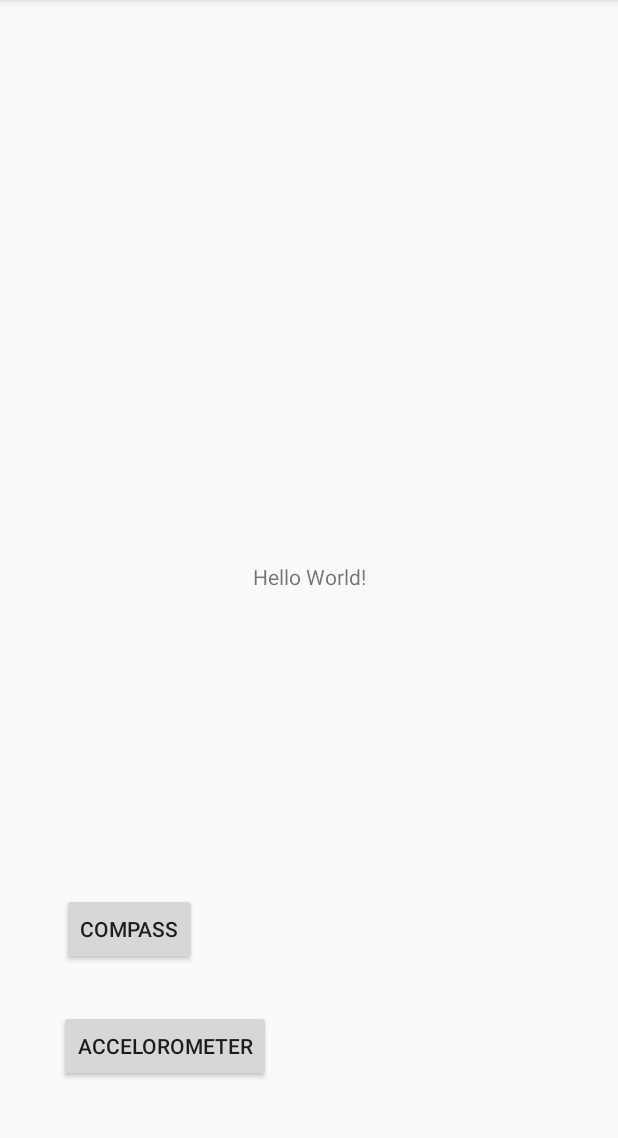
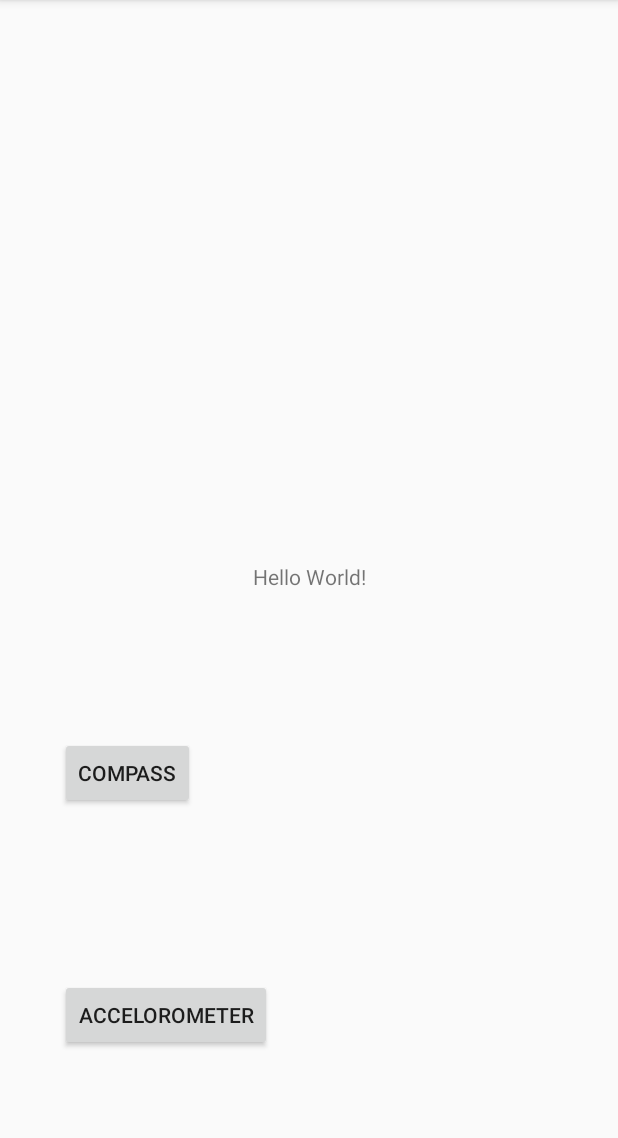
Before and after one commit to elirud/MAMN01_Individuell_Uppgift, an Android app: the screen it shows after launch (MainActivity), on a phone screen of 412 x 824 dp, the part 84-1222 px from its top. Run offline under Robolectric (Android 15) with nearby library versions, the phone set to English and light mode, and no system bars.

```diff
--- a/app/src/main/AndroidManifest.xml
+++ b/app/src/main/AndroidManifest.xml
@@ -10,7 +10,8 @@
         android:supportsRtl="true"
         android:theme="@style/AppTheme">
         <activity android:name=".AccelorometerActivity"></activity>
-        <activity android:name=".CompassActivity" />
+        <activity android:name=".CompassActivity"
+            android:screenOrientation="portrait"/>
         <activity android:name=".MainActivity">
             <intent-filter>
                 <action android:name="android.intent.action.MAIN" />
--- a/app/src/main/res/layout/activity_main.xml
+++ b/app/src/main/res/layout/activity_main.xml
@@ -19,12 +19,12 @@
         android:id="@+id/compassButton"
         android:layout_width="wrap_content"
         android:layout_height="wrap_content"
-        android:layout_marginStart="40dp"
-        android:layout_marginLeft="40dp"
-        android:layout_marginTop="586dp"
-        android:layout_marginEnd="280dp"
-        android:layout_marginRight="280dp"
-        android:layout_marginBottom="11dp"
+        android:layout_marginStart="39dp"
+        android:layout_marginLeft="39dp"
+        android:layout_marginTop="461dp"
+        android:layout_marginEnd="281dp"
+        android:layout_marginRight="281dp"
+        android:layout_marginBottom="73dp"
         android:onClick="openCompass"
         android:text="@string/compassButton"
         app:layout_constraintBottom_toTopOf="@+id/accButton"
@@ -46,6 +46,7 @@
         android:text="@string/accButton"
         app:layout_constraintBottom_toBottomOf="parent"
         app:layout_constraintEnd_toEndOf="parent"
+        app:layout_constraintHorizontal_bias="0.333"
         app:layout_constraintStart_toStartOf="parent"
         app:layout_constraintTop_toBottomOf="@+id/compassButton" />
 
```
Also changed, not shown: app/src/main/java/com/example/mamn01_individuell_uppgift/MainActivity.java (+6 -2 lines), app/src/main/res/layout/activity_compass.xml (+25 -0 lines).
